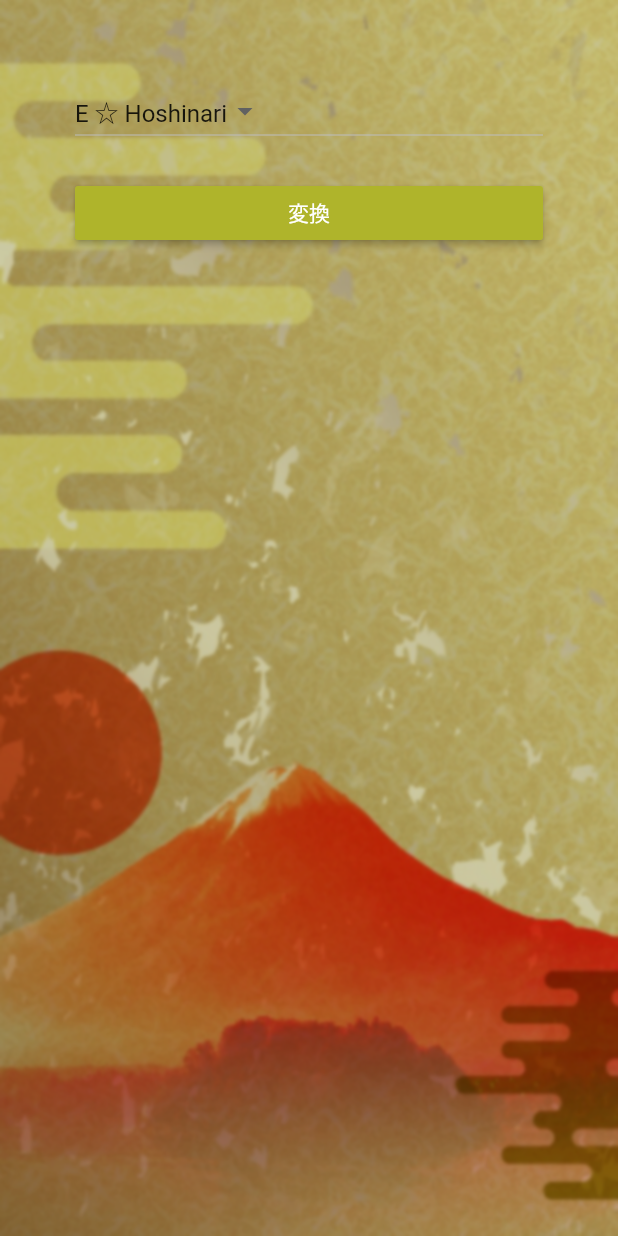
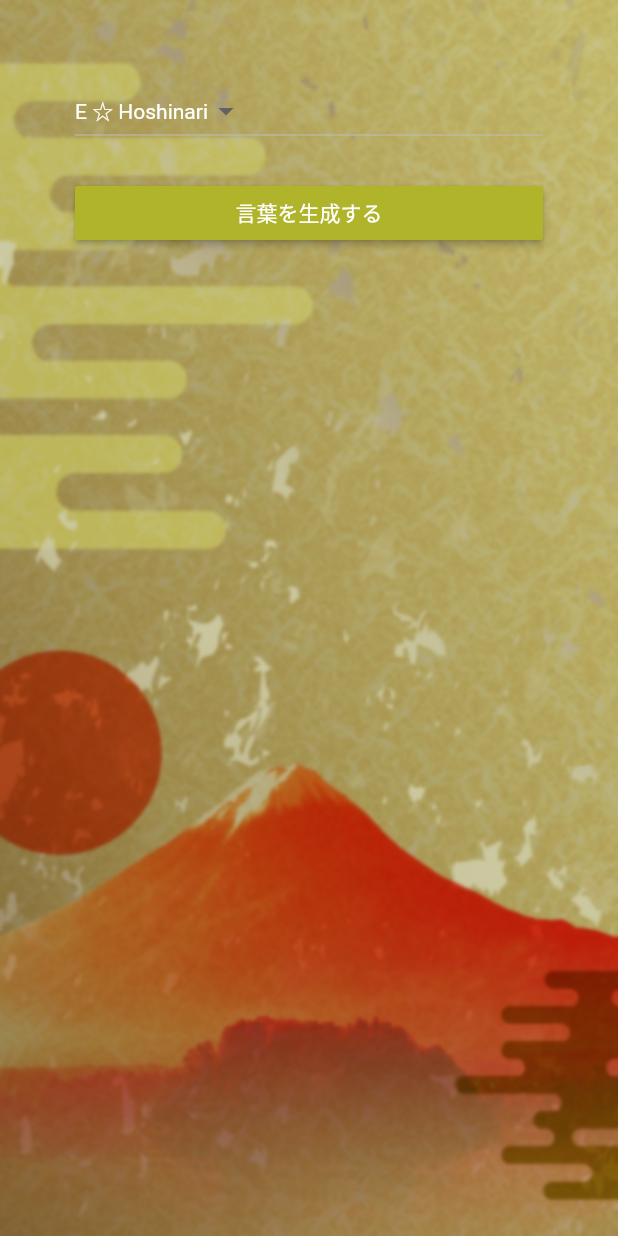
Before and after one commit to hoshinari/wakaiwa, a Flutter app: the screen it shows after launch, on a phone screen of 412 x 824 dp. Run offline on Flutter 3.47's test engine with Material 2 defaults, Android fonts, the phone set to English and light mode, and no system bars.

Commit message:
Update DropdownMenu

```diff
--- a/lib/pages/title.dart
+++ b/lib/pages/title.dart
@@ -35,18 +35,14 @@ class _TitleState extends State<TitlePage> {
                 child: new ListView(
                   children: <Widget>[
                     Image.asset('images/wakaiwa.png'),
-                    // ListView.builder(
-                    //   itemBuilder: (BuildContext context, int index) {
-                    //     return Card(
-                    //       child: Padding(
-                    //           child: Text('$index', style: TextStyle(fontSize: 22.0),),
-                    //           padding: EdgeInsets.all(20.0),),
-                    //       );
-                    //     },
-                    //   itemCount: listItem.length,
-                    // ),
-                    DropdownButton<String>(
+                    new Theme(
+                      data: Theme.of(context)
+                          .copyWith(canvasColor: Theme.of(context).accentColor),
+                      child: DropdownButton<String>(
                         value: dropdownValue,
+                        style: new TextStyle(
+                          color: Colors.white,
+                        ),
                         onChanged: (String newValue) {
                           setState(() {
                             dropdownValue = newValue;
@@ -60,11 +56,12 @@ class _TitleState extends State<TitlePage> {
                           );
                         }).toList(),
                       ),
+                    ),
                     Container(
                       width: size.width,
                       child: new RaisedButton(
                         child: new Text(
-                          '変換',
+                          '言葉を生成する',
                           style: new TextStyle(color: Colors.white),
                         ),
                         onPressed: () {
```
Lines whose indentation alone changed are shown as unchanged.
